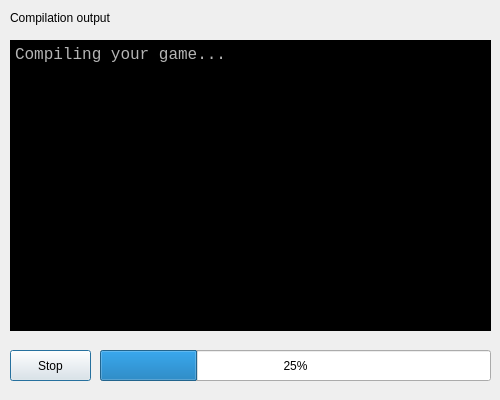
LoxoSoftware/FreeGM, file compiledialog.ui: the form before one commit.
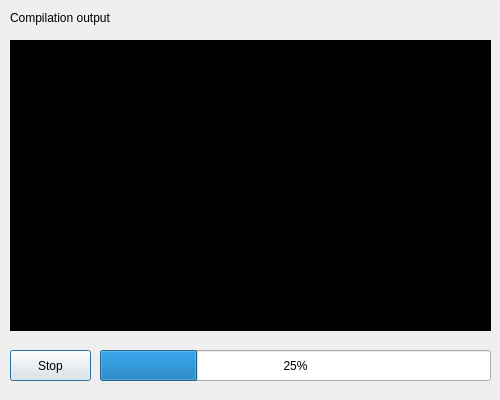
The form after the commit. Icons and pictures are not drawn.

Commit message: Added some interface functions in the 'compiledialog' class; Revised compiledialog UI

```diff
--- a/compiledialog.ui
+++ b/compiledialog.ui
@@ -78,8 +78,7 @@
 color: rgb(181, 181, 181);</string>
    </property>
    <property name="plainText">
-    <string>Compiling your game...
-</string>
+    <string/>
    </property>
   </widget>
   <widget class="QLabel" name="label">
```
Left out of the diff: 9 changed lines with no effect on the pictures. The commit also changes 3 other files.
